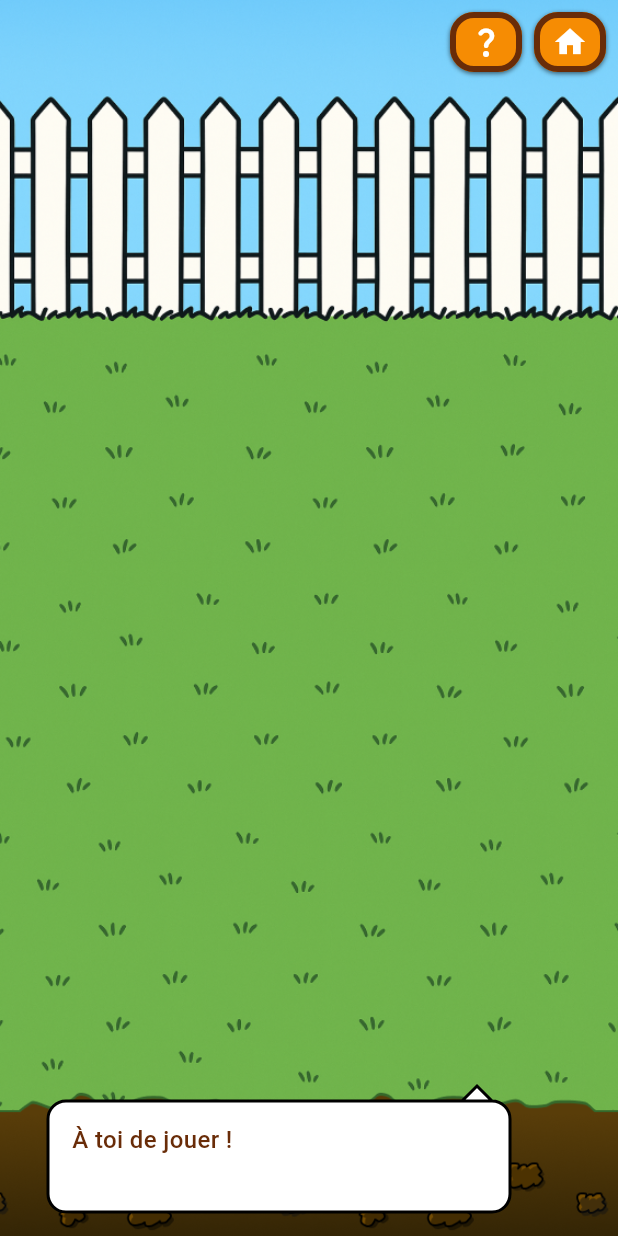
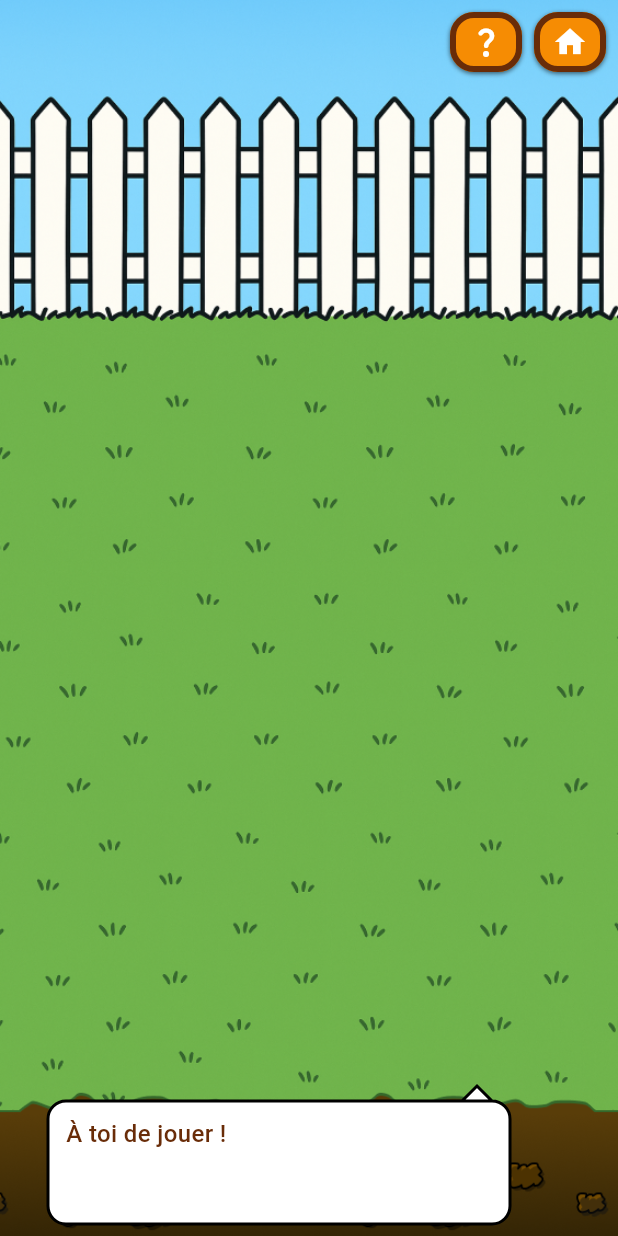
Before and after one commit to kevinDespoulains/tic_tac_taupe, a Flutter app: the GameScreen screen opened by its route, on a phone screen of 412 x 824 dp. Run offline on Flutter 3.47's test engine with Material 3 defaults, Android fonts, the phone set to English and light mode, and no system bars; our stand-ins replace audioplayers, flutter_riverpod, freezed_annotation, go_router, rive, riverpod_annotation and 1 more; accounts and stored records are empty; generated files the repository leaves out were written again; statements that could not run were skipped.

Commit message:
fix(ui): fix some bugs (scaffold and mole dialog)

```diff
--- a/lib/core/widgets/scaffold/app_scaffold.dart
+++ b/lib/core/widgets/scaffold/app_scaffold.dart
@@ -20,44 +20,12 @@ class AppScaffold extends StatelessWidget {
     return Scaffold(
       appBar: appBar,
       extendBodyBehindAppBar: true,
-      body: _ScrollableBody(
-        minHeight: 600,
-        body: Stack(
-          children: [
-            const Positioned.fill(child: _Background()),
-            if (localBody != null) Positioned.fill(child: localBody),
-          ],
-        ),
+      body: Stack(
+        children: [
+          const Positioned.fill(child: _Background()),
+          if (localBody != null) Positioned.fill(child: localBody),
+        ],
       ),
-    );
-  }
-}
-
-class _ScrollableBody extends StatelessWidget {
-  const _ScrollableBody({
-    required this.minHeight,
-    required this.body,
-  });
-
-  final double minHeight;
-  final Widget body;
-
-  @override
-  Widget build(BuildContext context) {
-    return LayoutBuilder(
-      builder: (context, constraints) {
-        if (constraints.maxHeight > minHeight) {
-          return body;
-        }
-
-        return SingleChildScrollView(
-          physics: const ClampingScrollPhysics(),
-          child: SizedBox(
-            height: minHeight,
-            child: body,
-          ),
-        );
-      },
     );
   }
 }
--- a/lib/features/game/presentation/views/game_screen.dart
+++ b/lib/features/game/presentation/views/game_screen.dart
@@ -302,9 +302,13 @@ class _MoleDialog extends ConsumerWidget {
       return const SizedBox.shrink();
     }
 
-    return Padding(
-      padding: const EdgeInsets.fromLTRB(32, 100, 72, 16),
-      child: MoleDialog(text: text),
+    return SafeArea(
+      top: false,
+
+      child: Padding(
+        padding: const EdgeInsets.fromLTRB(32, 100, 72, 8),
+        child: MoleDialog(text: text),
+      ),
     );
   }
 }
--- a/lib/features/game/presentation/views/widgets/mole_dialog.dart
+++ b/lib/features/game/presentation/views/widgets/mole_dialog.dart
@@ -68,7 +68,7 @@ class _MoleDialogState extends State<MoleDialog> {
     return CustomPaint(
       painter: const _BubblePainter(),
       child: Padding(
-        padding: const EdgeInsets.fromLTRB(16, 24, 16, 16),
+        padding: const EdgeInsets.fromLTRB(12, 20, 12, 8),
         child: AppText(
           _displayedText,
           overflow: TextOverflow.ellipsis,
```
